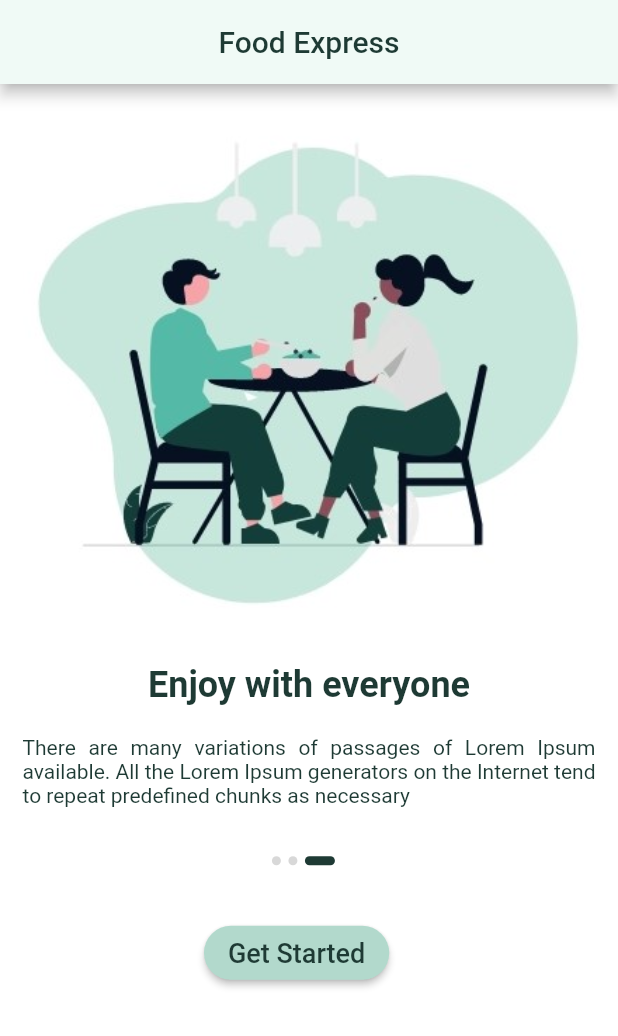
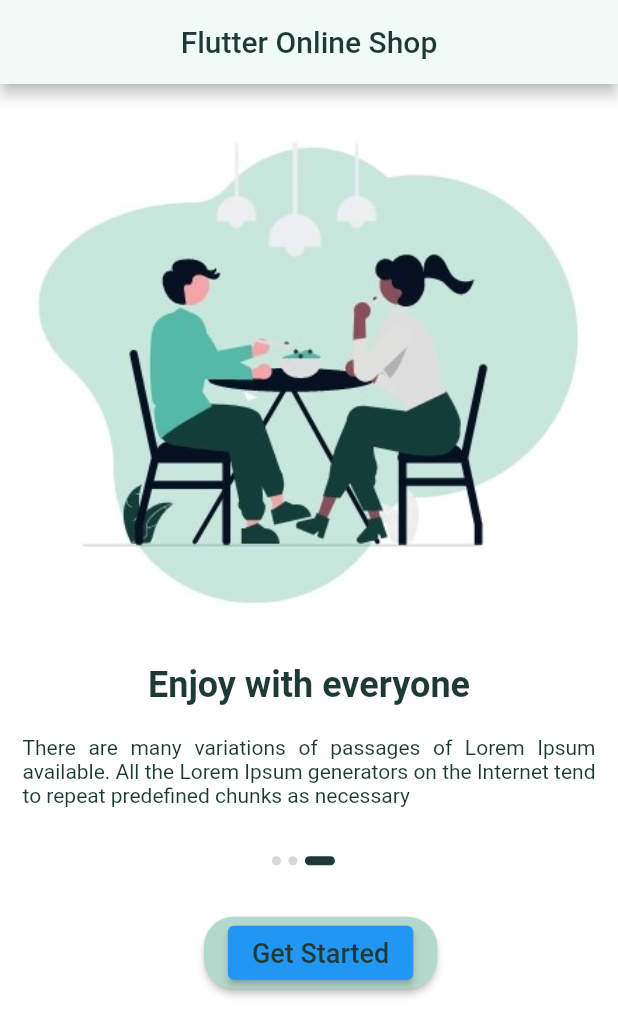
Before and after one commit to shinichi20/flutter_bootcamp_tugas2, a Flutter app: the screen it shows after launch, swiped to page 3, on a phone screen of 412 x 824 dp. Shown: the top 1036 px of the screen. Run offline on Flutter 3.47's test engine with Material 2 defaults, Android fonts, the phone set to English and light mode, and no system bars; our stand-ins replace get.

Commit message:
add onBoarding apps

```diff
--- a/lib/pages/login/onboard_screen_page.dart
+++ b/lib/pages/login/onboard_screen_page.dart
@@ -1,6 +1,7 @@
 import 'package:flutter/material.dart';
-import 'package:flutter_bootcamp_tugas2_login/constanta/color.dart';
-import 'package:flutter_bootcamp_tugas2_login/model/AllinOnboardModel.dart';
+import 'package:newlogin/constanta/color.dart';
+import 'package:newlogin/model/AllinOnboardModel.dart';
+import 'package:newlogin/pages/login/login_page.dart';
 
 class OnboardScreenPage extends StatefulWidget {
   const OnboardScreenPage({Key? key}) : super(key:key);
@@ -33,7 +34,7 @@ class _OnboardScreenPageState extends State<OnboardScreenPage> {
       appBar: AppBar(
         centerTitle: true,
         title: Text(
-          "Food Express",
+          "Flutter Online Shop",
           style: TextStyle(color: primarygreen),
         ),
         backgroundColor: lightgreenshede,
@@ -74,10 +75,6 @@ class _OnboardScreenPageState extends State<OnboardScreenPage> {
                     children: [
                       ElevatedButton(
                         onPressed: () {},
-                        child: Text(
-                          "Previous",
-                          style: TextStyle(fontSize: 18, color: primarygreen),
-                        ),
                         style: ElevatedButton.styleFrom(
                           primary: lightgreenshede1,
                           shape: const RoundedRectangleBorder(
@@ -85,19 +82,23 @@ class _OnboardScreenPageState extends State<OnboardScreenPage> {
                                   topRight: Radius.circular(20.0),
                                   bottomRight: Radius.circular(20.0))),
                         ),
+                        child: Text(
+                          "Previous",
+                          style: TextStyle(fontSize: 18, color: primarygreen),
+                        ),
                       ),
                       ElevatedButton(
                         onPressed: () {},
-                        child: Text(
-                          "Next",
-                          style: TextStyle(fontSize: 18, color: primarygreen),
-                        ),
                         style: ElevatedButton.styleFrom(
                           primary: lightgreenshede1,
                           shape: const RoundedRectangleBorder(
                               borderRadius: BorderRadius.only(
                                   topLeft: Radius.circular(20.0),
                                   bottomLeft: Radius.circular(20.0))),
+                        ),
+                        child: Text(
+                          "Next",
+                          style: TextStyle(fontSize: 18, color: primarygreen),
                         ),
                       )
                     ],
@@ -108,16 +109,34 @@ class _OnboardScreenPageState extends State<OnboardScreenPage> {
                   left: MediaQuery.of(context).size.width * 0.33,
                   child: ElevatedButton(
                     onPressed: () {},
-                    child: Text(
-                      "Get Started",
-                      style: TextStyle(fontSize: 18, color: primarygreen),
-                    ),
                     style: ElevatedButton.styleFrom(
                       primary: lightgreenshede1,
                       shape: RoundedRectangleBorder(
                           borderRadius: BorderRadius.circular(20.0)),
                     ),
-                  ),
+                    child: ElevatedButton(
+                      onPressed: () {
+                        Navigator.push(
+                          context, MaterialPageRoute(builder: (_) => const LoginPage())
+                        );
+                      },
+                      child: Text(
+                        "Get Started",
+                        style: TextStyle(fontSize: 18, color: primarygreen),
+                      ),
+                    )
+                  )
+                  //   child: TextButton(
+                  //     onPressed: () {
+                  //       Navigator.push(
+                  //           context, MaterialPageRoute(builder: (_) => const LoginPage()));
+                  //     },
+                  //     child: const Text(
+                  //       'Login',
+                  //       style: TextStyle(color: Colors.white, fontSize: 25),
+                  //     ),
+                  //   )
+                  // ),
                 ),
         ],
       ),
@@ -127,7 +146,7 @@ class _OnboardScreenPageState extends State<OnboardScreenPage> {
   AnimatedContainer buildDot({int? index}) {
     return AnimatedContainer(
       duration: kAnimationDuration,
-      margin: EdgeInsets.only(right: 5),
+      margin: const EdgeInsets.only(right: 5),
       height: 6,
       width: currentIndex == index ? 20 : 6,
       decoration: BoxDecoration(
@@ -138,6 +157,7 @@ class _OnboardScreenPageState extends State<OnboardScreenPage> {
   }
 }
 
+// ignore: must_be_immutable
 class PageBuilderWidget extends StatelessWidget {
   String title;
   String description;
--- a/lib/routes/route_list.dart
+++ b/lib/routes/route_list.dart
@@ -1,19 +1,25 @@
 import 'package:get/get.dart';
-import 'package:flutter_bootcamp_tugas2_login/pages/login/onboard_screen_page.dart';
+import 'package:newlogin/pages/login/onboard_screen_page.dart';
+import 'package:newlogin/pages/login/login_page.dart';
 
 
 class MyRoutes {
-  static const String _onboard_screen = "/";
-
-    static String getSplashScreenRoute() => _onboard_screen;
-
-    static List<GetPage> routes = [
-      GetPage(
-        name: _onboard_screen,
-        page: () => const OnboardScreenPage(),
-      )
+  static const String onboardScreen = "/";
+  static const String login = "/LoginPage";
 
 
+  static String getSplashScreenRoute() => onboardScreen;
+  static String getLoginPageRoute() => login;
 
-    ];
+  static List<GetPage> routes = [
+    GetPage(
+      name: onboardScreen,
+      page: () => const OnboardScreenPage(),
+    ),
+    GetPage(
+      name: login,
+      page: () => const LoginPage(),
+    )
+
+  ];
 }
--- a/pubspec.yaml
+++ b/pubspec.yaml
@@ -1,4 +1,4 @@
-name: flutter_bootcamp_tugas2_login
+name: newlogin
 description: A new Flutter project
 publish_to: 'none' # Remove this line if you wish to publish to pub.dev
 
@@ -25,6 +25,6 @@ dev_dependencies:
 flutter:
   uses-material-design: true
   assets:
-    - assets/images
+    - assets/images/
   #   - assets/fonts
   #   - assets/icons
```
Also changed, not shown: lib/pages/login/login_page.dart (added, +19 -0 lines), 1 other file.
